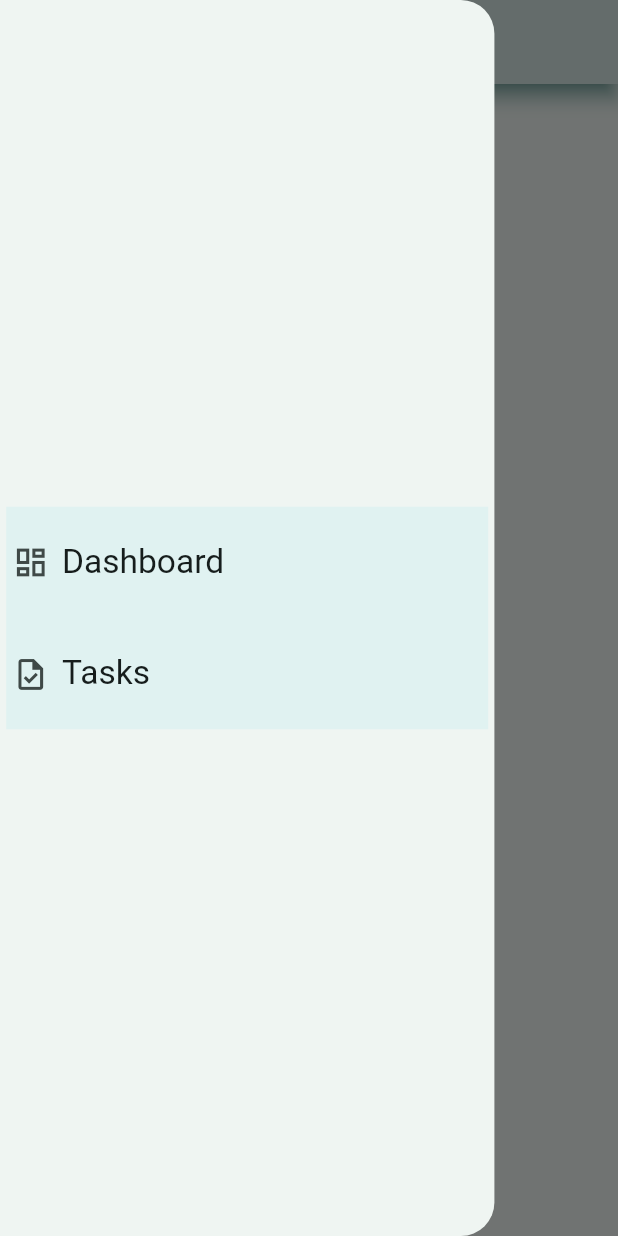
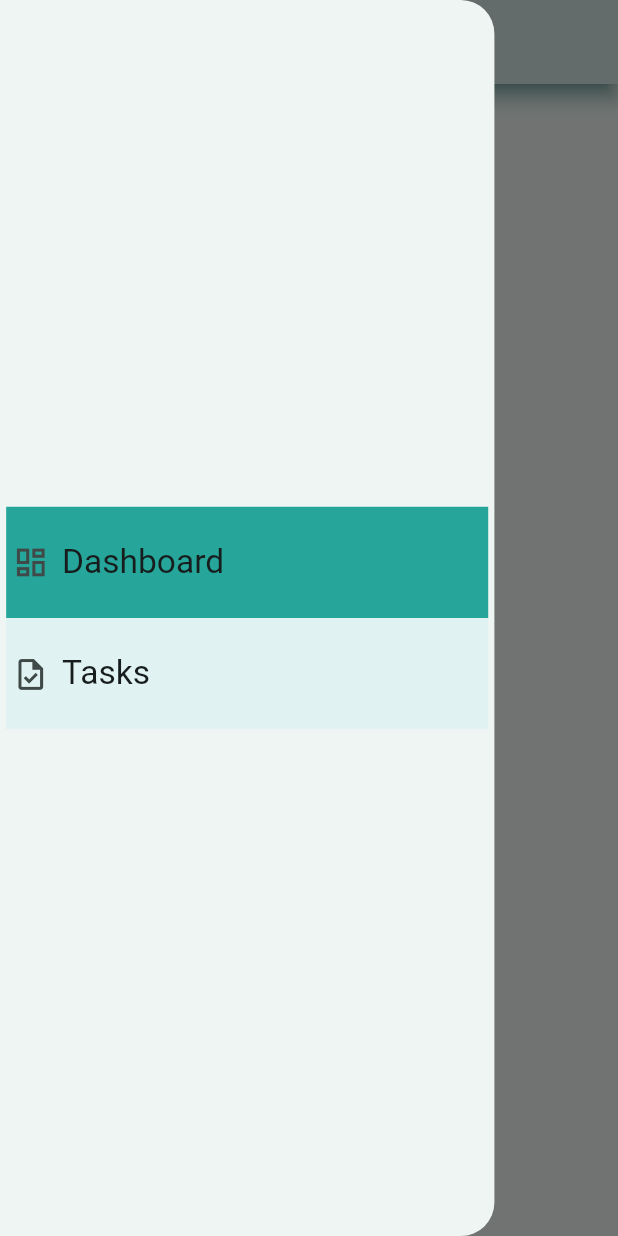
Before and after one commit to TamilselvanDevCodes/task_app, a Flutter app: the screen it shows after launch, with the side drawer open, on a phone screen of 412 x 824 dp. Run offline on Flutter 3.47's test engine with Material 3 defaults, Android fonts, the phone set to English and light mode, and no system bars; our stand-ins replace camera, connectivity_plus, equatable, flutter_bloc, fluttertoast, get and 7 more; accounts and stored records are empty.

Commit message:
Task App
-> Implemented Drawer View tile color change

```diff
--- a/lib/core_needs/theme_data/screens/drawer.dart
+++ b/lib/core_needs/theme_data/screens/drawer.dart
@@ -5,8 +5,6 @@ import 'package:task_app/core_needs/theme_data/my_padding.dart';
 import 'package:task_app/core_needs/theme_data/theme.dart';
 import 'package:task_app/core_needs/variables/global_variables.dart';
 import 'package:task_app/routes/route_constant.dart';
-
-
 
 class MyDrawer extends StatelessWidget {
   const MyDrawer({super.key});
@@ -54,22 +52,44 @@ class _DrawerTile extends StatefulWidget {
 }
 
 class _DrawerTileState extends State<_DrawerTile> {
+  Color tileColor = myThemeColor.shade50;
+
+  @override
+  void initState() {
+    initializeParams();
+    super.initState();
+  }
+
+  initializeParams() {
+    String? currentScreenName;
+    WidgetsBinding.instance.addPostFrameCallback(
+      (_) {
+        currentScreenName = ModalRoute.of(context)?.settings.name;
+        if (currentScreenName != null) {
+          if (currentScreenName == widget.navigationScreenName) {
+            tileColor = myThemeColor.shade400;
+            setState(() {});
+          }
+        }
+      },
+    );
+  }
+
   @override
   Widget build(BuildContext context) {
-    String? currentScreenName;
-    WidgetsBinding.instance.addPostFrameCallback((_) {
-      currentScreenName = ModalRoute.of(context)?.settings.name;
-      logger.d("currentScreenName : $currentScreenName");
-    });
-
     return ListTile(
-      tileColor: currentScreenName==widget.navigationScreenName?myThemeColor[400]:myThemeColor[50],
-      leading: Icon(widget.iconData),
+      tileColor: tileColor,
+      leading: Icon(
+        widget.iconData,
+      ),
       title: Text(
         widget.title,
       ),
       onTap: () {
-        Navigator.pushReplacementNamed(context, widget.navigationScreenName,);
+        Navigator.pushReplacementNamed(
+          context,
+          widget.navigationScreenName,
+        );
       },
     );
   }
--- a/lib/routes/route_config.dart
+++ b/lib/routes/route_config.dart
@@ -13,33 +13,43 @@ class RouteConfig {
       case RouteConstant.rInitialRoute:
         return MaterialPageRoute(
           builder: (_) => const SplashScreen(),
+          settings: settings,
         );
 
       case RouteConstant.rDashBoardScreen:
         return MaterialPageRoute(
           builder: (_) => const DashboardScreen(),
+          settings: settings,
         );
 
       case RouteConstant.rAddTaskScreen:
         return MaterialPageRoute(
           builder: (_) => const AddTaskScreen(),
+          settings: settings,
         );
 
       case RouteConstant.rTaskListScreen:
         return MaterialPageRoute(
           builder: (_) => const TaskListScreen(),
+          settings: settings,
         );
 
       case RouteConstant.rTaskDetailScreen:
         return MaterialPageRoute(
-            builder: (_) => TaskDetailsScreen(
-                  taskModel: settings.arguments as TaskModel?,
-                ));
+          builder: (_) => TaskDetailsScreen(
+            taskModel: settings.arguments as TaskModel?,
+          ),
+          settings: settings,
+        );
 
       default:
         return MaterialPageRoute(
           builder: (_) => const Scaffold(
-            body: Center(child: Text("Page Not Found")),
+            body: Center(
+              child: Text(
+                "Page Not Found",
+              ),
+            ),
           ),
         );
     }
```
